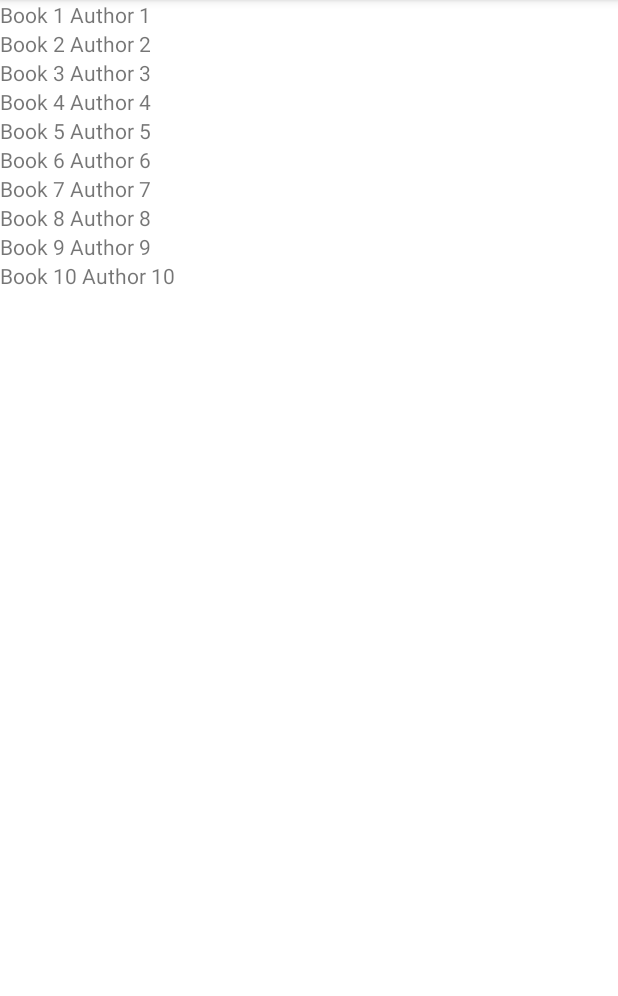
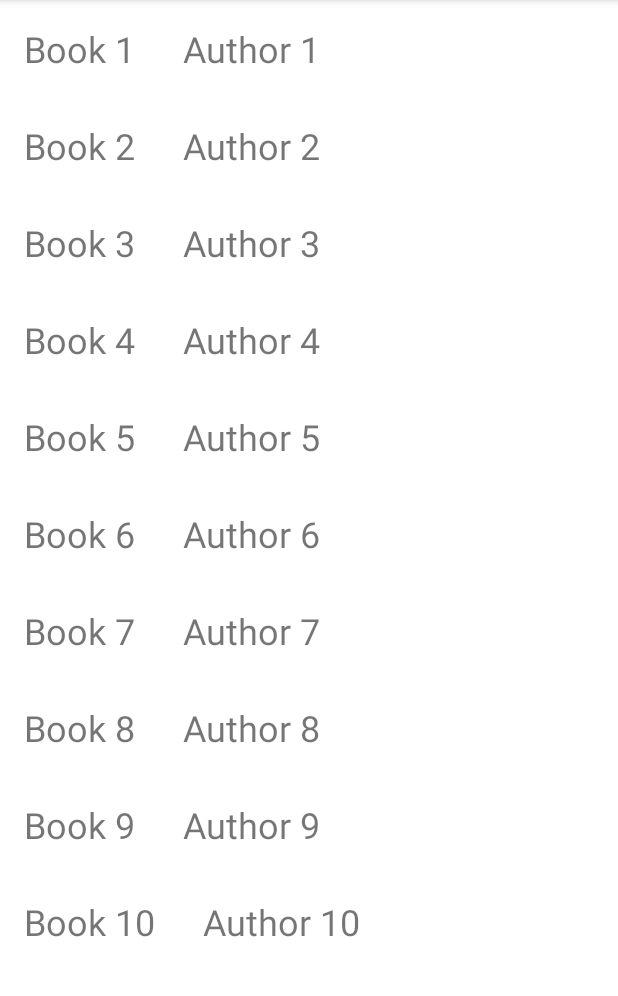
Before and after one commit to ianheungtuj/FlossPlayer, an Android app: the screen it shows after launch (MainActivity), on a phone screen of 412 x 824 dp, the part 84-1080 px from its top. Run offline under Robolectric (Android 15) with nearby library versions, the phone set to English and light mode, and no system bars.

Commit message:
RecyclerView works, need to implement clicking for interaction between the fragments.

```diff
--- a/app/build.gradle
+++ b/app/build.gradle
@@ -30,6 +30,9 @@ android {
     kotlinOptions {
         jvmTarget = '1.8'
     }
+    buildFeatures {
+        viewBinding true
+    }
 }
 
 dependencies {
@@ -38,6 +41,8 @@ dependencies {
     implementation 'androidx.appcompat:appcompat:1.6.1'
     implementation 'com.google.android.material:material:1.8.0'
     implementation 'androidx.constraintlayout:constraintlayout:2.1.4'
+    implementation 'androidx.navigation:navigation-fragment-ktx:2.5.3'
+    implementation 'androidx.navigation:navigation-ui-ktx:2.5.3'
     testImplementation 'junit:junit:4.13.2'
     androidTestImplementation 'androidx.test.ext:junit:1.1.5'
     androidTestImplementation 'androidx.test.espresso:espresso-core:3.5.1'
--- a/app/src/main/java/com/example/flossplayer/BookListFragment.kt
+++ b/app/src/main/java/com/example/flossplayer/BookListFragment.kt
@@ -10,6 +10,7 @@ import android.widget.TextView
 import androidx.lifecycle.ViewModelProvider
 import androidx.recyclerview.widget.GridLayoutManager
 import androidx.recyclerview.widget.RecyclerView
+import org.w3c.dom.Text
 
 class BookListFragment : Fragment() {
     private lateinit var bookViewModel: BookViewModel
@@ -42,23 +43,3 @@ class BookListFragment : Fragment() {
         }
     }
 }
-
-class CustomRecyclerAdapter(private val bookList: BookList, private val callback:
-    (Book)->Unit): RecyclerView.Adapter<CustomRecyclerAdapter.MyViewHolder>(){
-
-    inner class MyViewHolder (val textView: TextView) : RecyclerView.ViewHolder(textView){
-        init {
-            textView.setOnClickListener { callback(bookList.get(adapterPosition))}
-        }
-    }
-
-    override fun onCreateViewHolder (parent: ViewGroup, viewType: Int) =
-        MyViewHolder(TextView(parent.context).apply {
-        })
-
-    override fun onBindViewHolder(holder: MyViewHolder, position: Int) =
-        holder.textView.setText(bookList.get(position).title + " " + bookList.get(position).author)
-
-
-    override fun getItemCount() = bookList.size()
-}
--- a/app/src/main/java/com/example/flossplayer/BookPlayerFragment.kt
+++ b/app/src/main/java/com/example/flossplayer/BookPlayerFragment.kt
@@ -11,10 +11,9 @@ import androidx.lifecycle.ViewModelProvider
 class BookPlayerFragment : Fragment() {
 
     private lateinit var bookViewModel: BookViewModel
-    private lateinit var bookfragment: BookFragment
+    //private lateinit var bookfragment: BookFragment
 
     override fun onCreateView(inflater: LayoutInflater, container: ViewGroup?, savedInstanceState: Bundle?): View? {
-        //bookfragment.setBook(Book("",""))
         return inflater.inflate(R.layout.fragment_book_player, container, false)
     }
 
--- /dev/null
+++ b/app/src/main/java/com/example/flossplayer/CustomRecyclerAdapter.kt
@@ -0,0 +1,36 @@
+package com.example.flossplayer
+
+import android.view.LayoutInflater
+import android.view.View
+import android.view.ViewGroup
+import android.widget.TextView
+import androidx.recyclerview.widget.RecyclerView
+
+class CustomRecyclerAdapter(_bookList: BookList, _callback:
+    (Book)->Unit): RecyclerView.Adapter<CustomRecyclerAdapter.MyViewHolder>() {
+
+    private val callback = _callback
+    private val bookList = _bookList
+
+    inner class MyViewHolder(layout: View) : RecyclerView.ViewHolder(layout) {
+        var bookTitleView: TextView? = null
+        var bookAuthorView: TextView? = null
+        init{
+            bookTitleView = layout.findViewById(R.id.bookTitleRecyclerView)
+            bookAuthorView = layout.findViewById(R.id.bookAuthorRecyclerView)
+            bookTitleView?.setOnClickListener{callback(bookList.get(adapterPosition))}
+        }
+    }
+    override fun onCreateViewHolder(parent: ViewGroup, viewType: Int): MyViewHolder {
+        val view = LayoutInflater.from(parent.context).inflate(R.layout.recyclerview_item, parent, false)
+        return MyViewHolder(view)
+    }
+
+    override fun onBindViewHolder(holder: MyViewHolder, position: Int) {
+        val book = bookList.get(position)
+        holder.bookTitleView?.text = book.title
+        holder.bookAuthorView?.text = book.author
+    }
+
+    override fun getItemCount() = bookList.size()
+}
--- a/app/src/main/java/com/example/flossplayer/MainActivity.kt
+++ b/app/src/main/java/com/example/flossplayer/MainActivity.kt
@@ -1,14 +1,17 @@
 package com.example.flossplayer
 
+import android.content.Intent
 import androidx.appcompat.app.AppCompatActivity
 import android.os.Bundle
 import android.view.View
+import androidx.fragment.app.Fragment
 import androidx.lifecycle.ViewModelProvider
 
 class MainActivity : AppCompatActivity() {
 
     private val bookList = BookList()
     private var hasTwoContainers = false
+    private lateinit var customRecyclerAdapter: CustomRecyclerAdapter
 
     override fun onCreate(savedInstanceState: Bundle?) {
         super.onCreate(savedInstanceState)
@@ -30,28 +33,25 @@ class MainActivity : AppCompatActivity() {
         bookList.add(Book("Book 10", "Author 10"))
 
         bookViewModel.setBook(bookList)
-        val fragment1 = BookListFragment()
+
+        val manager = supportFragmentManager
+        var fragment1 = BookListFragment()
 
         if (savedInstanceState == null) {
             if (hasTwoContainers) {
-                supportFragmentManager.beginTransaction()
-                    .replace(R.id.bookContainerView, fragment1)
-                    .commit()
-                supportFragmentManager.beginTransaction()
+                if (fragment1 != null) {
+                    manager.beginTransaction()
+                        .replace(R.id.fragmentContainerView, fragment1)
+                        .commit()
+                }
+                manager.beginTransaction()
                     .replace(R.id.bookPlayerView, BookPlayerFragment())
                     .commit()
             } else {
-                supportFragmentManager.beginTransaction()
-                    .replace(R.id.bookContainerView, BookListFragment())
+                manager.beginTransaction()
+                    .replace(R.id.fragmentContainerView, BookListFragment())
                     .commit()
             }
         }
     }
-
-    override fun onBackPressed() {
-        super.onBackPressed()
-        if (hasTwoContainers) {
-            supportFragmentManager.popBackStack()
-        }
-    }
 }
--- a/app/src/main/res/layout-land/activity_main.xml
+++ b/app/src/main/res/layout-land/activity_main.xml
@@ -6,8 +6,7 @@
     android:layout_height="match_parent">
 
     <androidx.fragment.app.FragmentContainerView
-        android:id="@+id/bookContainerView"
-        android:name="com.example.flossplayer.BookListFragment"
+        android:id="@+id/fragmentContainerView"
         android:layout_width="0dp"
         android:layout_height="0dp"
         app:layout_constraintBottom_toBottomOf="parent"
@@ -18,12 +17,11 @@
 
     <androidx.fragment.app.FragmentContainerView
         android:id="@+id/bookPlayerView"
-        android:name="com.example.flossplayer.BookPlayerFragment"
         android:layout_width="0dp"
         android:layout_height="0dp"
         app:layout_constraintBottom_toBottomOf="parent"
         app:layout_constraintEnd_toEndOf="parent"
-        app:layout_constraintStart_toEndOf="@+id/bookContainerView"
+        app:layout_constraintStart_toEndOf="@+id/fragmentContainerView"
         app:layout_constraintTop_toTopOf="parent"
         tools:layout="@layout/fragment_book_player" />
 </androidx.constraintlayout.widget.ConstraintLayout>
--- a/app/src/main/res/layout/activity_main.xml
+++ b/app/src/main/res/layout/activity_main.xml
@@ -7,13 +7,12 @@
     tools:context=".MainActivity">
 
     <androidx.fragment.app.FragmentContainerView
-        android:id="@+id/bookContainerView"
-        android:name="com.example.flossplayer.BookFragment"
+        android:id="@+id/fragmentContainerView"
         android:layout_width="0dp"
         android:layout_height="0dp"
         app:layout_constraintBottom_toBottomOf="parent"
         app:layout_constraintEnd_toEndOf="parent"
         app:layout_constraintStart_toStartOf="parent"
         app:layout_constraintTop_toTopOf="parent"
-        tools:layout="@layout/fragment_book" />
+        tools:layout="@layout/fragment_book_list" />
 </androidx.constraintlayout.widget.ConstraintLayout>
--- a/app/src/main/res/layout/fragment_book_player.xml
+++ b/app/src/main/res/layout/fragment_book_player.xml
@@ -7,7 +7,6 @@
 
     <androidx.fragment.app.FragmentContainerView
         android:id="@+id/bookFragment"
-        android:name="com.example.flossplayer.BookFragment"
         android:layout_width="wrap_content"
         android:layout_height="wrap_content"
         tools:layout="@layout/fragment_book" />
--- /dev/null
+++ b/app/src/main/res/layout/recyclerview_item.xml
@@ -0,0 +1,36 @@
+<?xml version="1.0" encoding="utf-8"?>
+<androidx.constraintlayout.widget.ConstraintLayout xmlns:android="http://schemas.android.com/apk/res/android"
+    xmlns:app="http://schemas.android.com/apk/res-auto"
+    xmlns:tools="http://schemas.android.com/tools"
+    android:layout_width="wrap_content"
+    android:layout_height="wrap_content">
+
+    <TextView
+        android:id="@+id/bookTitleRecyclerView"
+        android:layout_width="wrap_content"
+        android:layout_height="wrap_content"
+        android:layout_marginStart="16dp"
+        android:layout_marginTop="16dp"
+        android:layout_marginBottom="16dp"
+        android:text="TextView"
+        android:textSize="24sp"
+        app:layout_constraintBottom_toBottomOf="parent"
+        app:layout_constraintStart_toStartOf="parent"
+        app:layout_constraintTop_toTopOf="parent" />
+
+    <TextView
+        android:id="@+id/bookAuthorRecyclerView"
+        android:layout_width="wrap_content"
+        android:layout_height="wrap_content"
+        android:layout_marginStart="32dp"
+        android:layout_marginTop="16dp"
+        android:layout_marginEnd="16dp"
+        android:layout_marginBottom="16dp"
+        android:text="TextView"
+        android:textSize="24sp"
+        app:layout_constraintBottom_toBottomOf="parent"
+        app:layout_constraintEnd_toEndOf="parent"
+        app:layout_constraintHorizontal_bias="0.804"
+        app:layout_constraintStart_toEndOf="@+id/bookTitleRecyclerView"
+        app:layout_constraintTop_toTopOf="parent" />
+</androidx.constraintlayout.widget.ConstraintLayout>
--- /dev/null
+++ b/app/src/main/res/values-land/dimens.xml
@@ -0,0 +1,3 @@
+<resources>
+      <dimen name="fab_margin">48dp</dimen>
+   </resources>
--- /dev/null
+++ b/app/src/main/res/values-w1240dp/dimens.xml
@@ -0,0 +1,3 @@
+<resources>
+      <dimen name="fab_margin">200dp</dimen>
+   </resources>
--- /dev/null
+++ b/app/src/main/res/values-w600dp/dimens.xml
@@ -0,0 +1,3 @@
+<resources>
+      <dimen name="fab_margin">48dp</dimen>
+   </resources>
--- /dev/null
+++ b/app/src/main/res/values/dimens.xml
@@ -0,0 +1,3 @@
+<resources>
+      <dimen name="fab_margin">16dp</dimen>
+   </resources>
--- a/app/src/main/res/values/themes.xml
+++ b/app/src/main/res/values/themes.xml
@@ -13,4 +13,10 @@
         <item name="android:statusBarColor">?attr/colorPrimaryVariant</item>
         <!-- Customize your theme here. -->
     </style>
+    <style name="Theme.FlossPlayer.NoActionBar">
+        <item name="windowActionBar">false</item>
+        <item name="windowNoTitle">true</item>
+    </style>
+    <style name="Theme.FlossPlayer.AppBarOverlay" parent="ThemeOverlay.AppCompat.Dark.ActionBar" />
+    <style name="Theme.FlossPlayer.PopupOverlay" parent="ThemeOverlay.AppCompat.Light" />
 </resources>
```
Also changed, not shown: app/src/main/AndroidManifest.xml (+8 -3 lines), app/src/main/res/navigation/nav_graph.xml (added, +28 -0 lines), app/src/main/res/values/strings.xml (+9 -0 lines).
